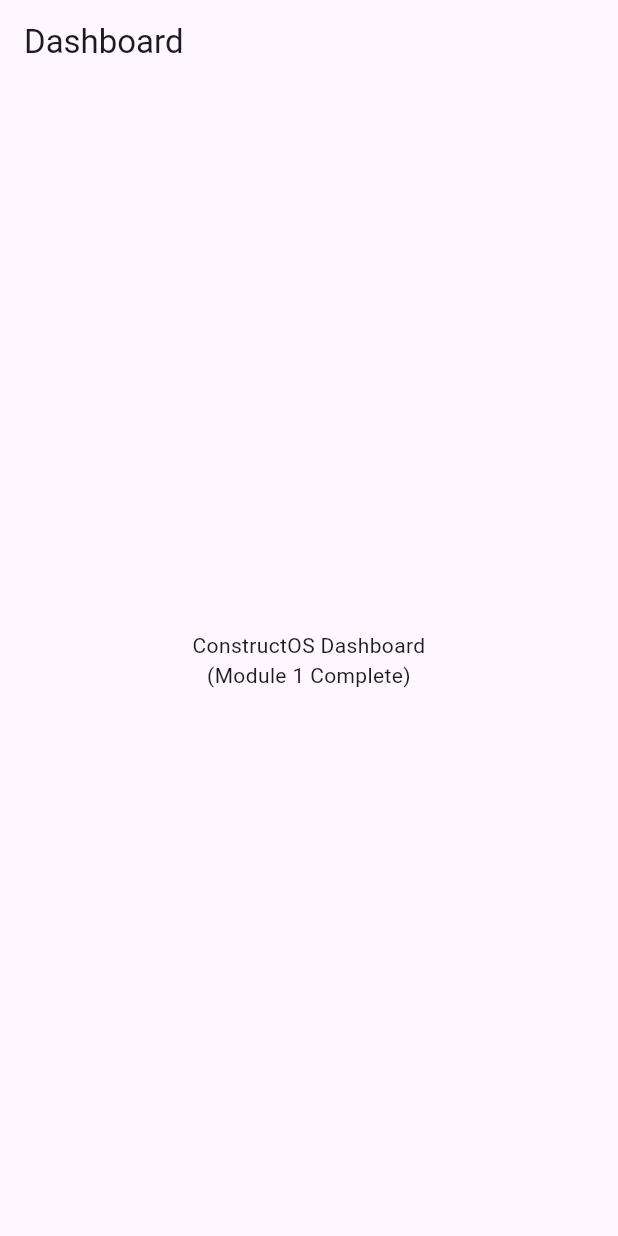
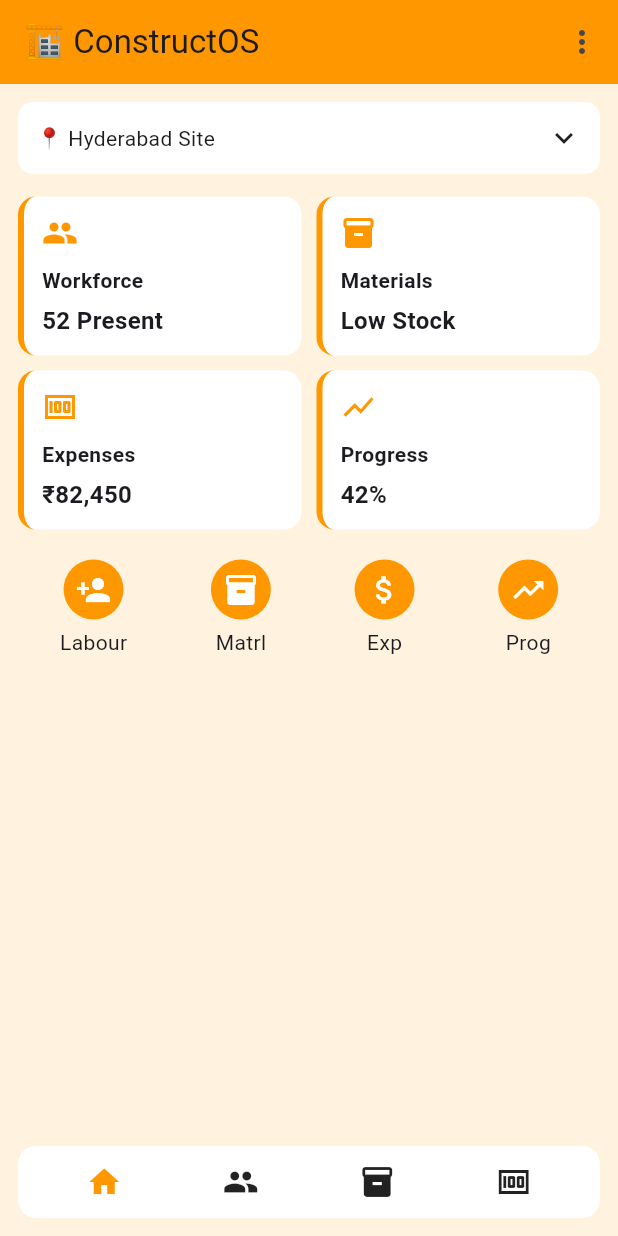
Before and after one commit to whereismybus23-bot/constructos-module1, a Flutter app: the DashboardScreen screen opened directly, on a phone screen of 412 x 824 dp. Run offline on Flutter 3.47's test engine with Material 3 defaults, Android fonts, the phone set to English and light mode, and no system bars; our stand-ins replace firebase_core; accounts and stored records are empty.

Commit message:
Module 2 Dashboard v1.0 - UI working, Workforce flow started

```diff
--- a/lib/modules/auth/ui/dashboard_screen.dart
+++ /dev/null
@@ -1,18 +0,0 @@
-import 'package:flutter/material.dart';
-
-class DashboardScreen extends StatelessWidget {
-  const DashboardScreen({super.key});
-
-  @override
-  Widget build(BuildContext context) {
-    return Scaffold(
-      appBar: AppBar(title: const Text("Dashboard")),
-      body: const Center(
-        child: Text(
-          "ConstructOS Dashboard\n(Module 1 Complete)",
-          textAlign: TextAlign.center,
-        ),
-      ),
-    );
-  }
-}
--- a/lib/modules/auth/ui/login_screen.dart
+++ b/lib/modules/auth/ui/login_screen.dart
@@ -1,6 +1,6 @@
 import 'package:flutter/material.dart';
 import 'register_screen.dart';
-import 'dashboard_screen.dart';
+import '../../dashboard/ui/dashboard_screen.dart';
 
 class LoginScreen extends StatefulWidget {
   const LoginScreen({super.key});
--- a/lib/modules/auth/ui/register_screen.dart
+++ b/lib/modules/auth/ui/register_screen.dart
@@ -1,5 +1,5 @@
 import 'package:flutter/material.dart';
-import 'dashboard_screen.dart';
+import '../../dashboard/ui/dashboard_screen.dart';
 
 class RegisterScreen extends StatefulWidget {
   const RegisterScreen({super.key});
@@ -17,7 +17,7 @@
   void createCompany() {
     Navigator.pushReplacement(
       context,
-      MaterialPageRoute(builder: (context) => const DashboardScreen()),
+      MaterialPageRoute(builder: (context) => DashboardScreen()),
     );
   }
 
--- /dev/null
+++ b/lib/modules/dashboard/ui/dashboard_screen.dart
@@ -0,0 +1,185 @@
+import 'package:flutter/material.dart';
+import '../../workforce/ui/add_worker_screen.dart';
+import '../../auth/ui/login_screen.dart';
+
+class DashboardScreen extends StatefulWidget {
+  const DashboardScreen({super.key});
+
+  @override
+  State<DashboardScreen> createState() => _DashboardScreenState();
+}
+
+class _DashboardScreenState extends State<DashboardScreen> {
+  int selectedIndex = 0;
+
+  void logout() {
+    Navigator.pushAndRemoveUntil(
+      context,
+      MaterialPageRoute(builder: (context) => const LoginScreen()),
+      (route) => false,
+    );
+  }
+
+  void openScreen(Widget screen) {
+    Navigator.push(context, MaterialPageRoute(builder: (context) => screen));
+  }
+
+  @override
+  Widget build(BuildContext context) {
+    return Scaffold(
+      backgroundColor: Colors.orange.shade50,
+
+      // HEADER
+      appBar: AppBar(
+        title: const Text("🏗️ ConstructOS"),
+        backgroundColor: Colors.orange,
+
+        actions: [
+          PopupMenuButton(
+            onSelected: (value) {
+              if (value == "logout") logout();
+            },
+            itemBuilder: (context) => const [
+              PopupMenuItem(value: "site", child: Text("Hyderabad Site")),
+              PopupMenuItem(value: "logout", child: Text("Logout")),
+            ],
+          ),
+        ],
+      ),
+
+      body: Padding(
+        padding: const EdgeInsets.all(12),
+
+        child: Column(
+          children: [
+            // SITE BAR
+            Container(
+              padding: const EdgeInsets.all(12),
+              decoration: BoxDecoration(
+                color: Colors.white,
+                borderRadius: BorderRadius.circular(10),
+              ),
+              child: const Row(
+                mainAxisAlignment: MainAxisAlignment.spaceBetween,
+                children: [
+                  Text("📍 Hyderabad Site"),
+                  Icon(Icons.keyboard_arrow_down),
+                ],
+              ),
+            ),
+
+            const SizedBox(height: 15),
+
+            // CARDS
+            Row(
+              children: [
+                _card("Workforce", "52 Present", Icons.people, () {
+                  openScreen(const AddWorkerScreen());
+                }),
+                const SizedBox(width: 10),
+                _card("Materials", "Low Stock", Icons.inventory, () {}),
+              ],
+            ),
+
+            const SizedBox(height: 10),
+
+            Row(
+              children: [
+                _card("Expenses", "₹82,450", Icons.money, () {}),
+                const SizedBox(width: 10),
+                _card("Progress", "42%", Icons.show_chart, () {}),
+              ],
+            ),
+
+            const SizedBox(height: 20),
+
+            // QUICK ACTIONS
+            Row(
+              mainAxisAlignment: MainAxisAlignment.spaceAround,
+              children: [
+                _action(Icons.person_add, "Labour", () {
+                  openScreen(AddWorkerScreen());
+                }),
+                _action(Icons.inventory_2, "Matrl", () {}),
+                _action(Icons.attach_money, "Exp", () {}),
+                _action(Icons.trending_up, "Prog", () {}),
+              ],
+            ),
+
+            const Spacer(),
+
+            // BOTTOM NAV
+            Container(
+              padding: const EdgeInsets.all(12),
+              decoration: BoxDecoration(
+                color: Colors.white,
+                borderRadius: BorderRadius.circular(12),
+              ),
+              child: const Row(
+                mainAxisAlignment: MainAxisAlignment.spaceAround,
+                children: [
+                  Icon(Icons.home, color: Colors.orange),
+                  Icon(Icons.people),
+                  Icon(Icons.inventory),
+                  Icon(Icons.money),
+                ],
+              ),
+            ),
+          ],
+        ),
+      ),
+    );
+  }
+
+  // CARD
+  Widget _card(String title, String value, IconData icon, VoidCallback onTap) {
+    return Expanded(
+      child: GestureDetector(
+        onTap: onTap,
+        child: Container(
+          padding: const EdgeInsets.all(12),
+          decoration: BoxDecoration(
+            color: Colors.white,
+            borderRadius: BorderRadius.circular(12),
+            border: const Border(
+              left: BorderSide(color: Colors.orange, width: 4),
+            ),
+          ),
+          child: Column(
+            crossAxisAlignment: CrossAxisAlignment.start,
+            children: [
+              Icon(icon, color: Colors.orange),
+              const SizedBox(height: 10),
+              Text(title, style: const TextStyle(fontWeight: FontWeight.bold)),
+              const SizedBox(height: 5),
+              Text(
+                value,
+                style: const TextStyle(
+                  fontSize: 16,
+                  fontWeight: FontWeight.bold,
+                ),
+              ),
+            ],
+          ),
+        ),
+      ),
+    );
+  }
+
+  // ACTION
+  Widget _action(IconData icon, String label, VoidCallback onTap) {
+    return GestureDetector(
+      onTap: onTap,
+      child: Column(
+        children: [
+          CircleAvatar(
+            backgroundColor: Colors.orange,
+            child: Icon(icon, color: Colors.white),
+          ),
+          const SizedBox(height: 5),
+          Text(label),
+        ],
+      ),
+    );
+  }
+}
```
Also changed, not shown: lib/modules/workforce/models/attendance_model.dart (added, +11 -0 lines), lib/modules/workforce/models/worker_model.dart (added, +13 -0 lines), lib/modules/workforce/services/workforce_service.dart (added, +24 -0 lines), lib/modules/workforce/ui/add_worker_screen.dart (added, +93 -0 lines), lib/modules/workforce/ui/attendance_screen.dart (added, +47 -0 lines), lib/modules/workforce/ui/workforce_home_screen.dart (added, +123 -0 lines), lib/modules/workforce/widgets/quick_action_button.dart (added, +31 -0 lines), lib/modules/workforce/widgets/summary_card.dart (added, +43 -0 lines), lib/core/theme/app_colors.dart (added), lib/core/theme/app_theme.dart (added), lib/core/utils/constants.dart (added), lib/core/utils/helpers.dart (added), lib/modules/workforce/widgets/worker_card.dart (added).
